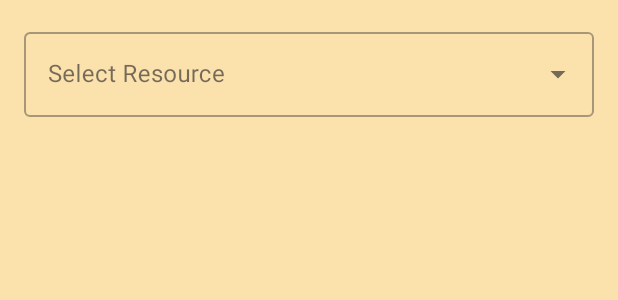
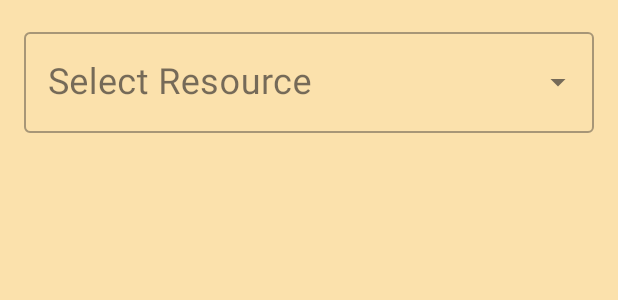
Before and after one commit to PratyayKoley/CampusConnect, an Android app: the layout activity_book.xml on its own in the app's theme, with its tools: preview values and no code run, on a phone screen of 412 x 824 dp. Shown: the top 300 px of the screen. Run offline under Robolectric (Android 15) with nearby library versions, the phone set to English and light mode, and no system bars.

Commit message:
Resources Error Fixed : Books are now available

```diff
--- a/app/src/main/AndroidManifest.xml
+++ b/app/src/main/AndroidManifest.xml
@@ -15,7 +15,7 @@
         android:theme="@style/Theme.MiniProject"
         tools:targetApi="31">
         <activity
-            android:name=".book"
+            android:name=".Book"
             android:exported="false" />
         <activity
             android:name=".search"
--- a/app/src/main/java/com/example/miniproject/Main_Forum.kt
+++ b/app/src/main/java/com/example/miniproject/Main_Forum.kt
@@ -50,6 +50,11 @@ class Main_Forum : AppCompatActivity() {
 
         notify.setOnClickListener {
             intent = Intent(this , calendarView::class.java)
+            startActivity(intent)
+        }
+
+        book.setOnClickListener {
+            intent = Intent(this , Book::class.java)
             startActivity(intent)
         }
     }
--- a/app/src/main/java/com/example/miniproject/book.kt
+++ b/app/src/main/java/com/example/miniproject/book.kt
@@ -7,7 +7,7 @@ import android.widget.ArrayAdapter
 import android.widget.AutoCompleteTextView
 import android.widget.Toast
 
-class book : AppCompatActivity() {
+class Book : AppCompatActivity() {
     override fun onCreate(savedInstanceState: Bundle?) {
         super.onCreate(savedInstanceState)
         setContentView(R.layout.activity_book)
--- a/app/src/main/res/layout/activity_book.xml
+++ b/app/src/main/res/layout/activity_book.xml
@@ -21,7 +21,9 @@
             android:id="@+id/select_resource"
             android:layout_width="match_parent"
             android:layout_height="wrap_content"
+            android:fontFamily="sans-serif"
             android:inputType="none"
+            android:textSize="24sp"
             tools:ignore="SpeakableTextPresentCheck" />
 
     </com.google.android.material.textfield.TextInputLayout>
```
